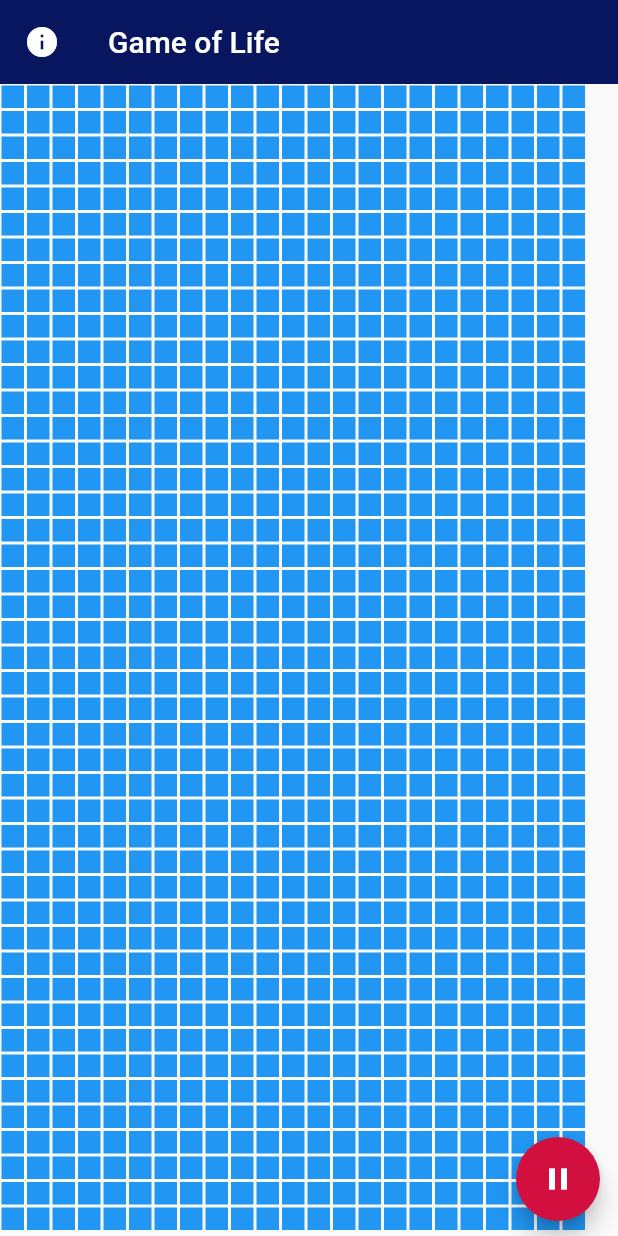
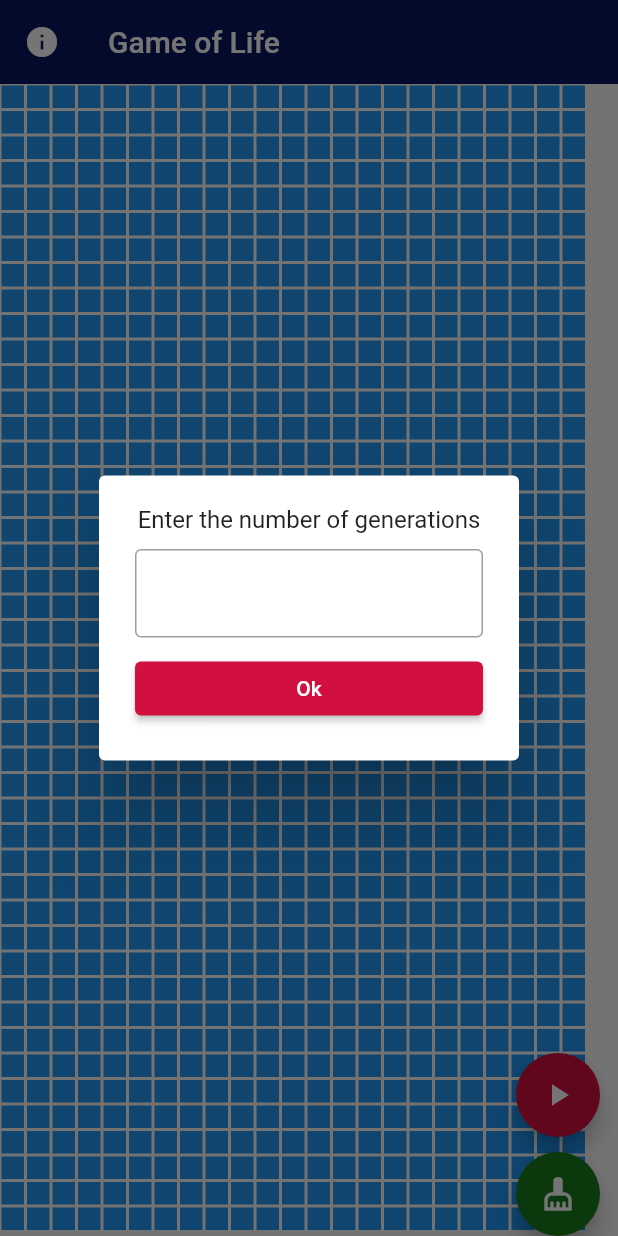
Before and after one commit to ERICKGALVAN/Game-of-life-Flutter, a Flutter app: the screen it shows after launch, after a tap on the "play arrow" icon, on a phone screen of 412 x 824 dp. Run offline on Flutter 3.47's test engine with Material 2 defaults, Android fonts, the phone set to English and light mode, and no system bars.

Commit message:
ask for number of generations

```diff
--- a/lib/home_page.dart
+++ b/lib/home_page.dart
@@ -12,6 +12,7 @@ class HomePage extends StatefulWidget {
 }
 
 class _HomePageState extends State<HomePage> {
+  final _controller = TextEditingController();
   @override
   void initState() {
     for (var i = 0; i < rows; i++) {
@@ -42,6 +43,8 @@ class _HomePageState extends State<HomePage> {
     setState(() {
       _isPlaying = true;
     });
+
+    var count = 0;
     const oneLapse = Duration(milliseconds: 500);
     _timer = Timer.periodic(oneLapse, (timer) {
       statesList = List.generate(
@@ -52,6 +55,7 @@ class _HomePageState extends State<HomePage> {
         ),
       );
 
+      if (count < int.parse(_controller.text)) {
         for (int i = 0; i < rows; i++) {
           for (int j = 0; j < columns; j++) {
             if (i == 0) {
@@ -130,6 +134,16 @@ class _HomePageState extends State<HomePage> {
             }
           }
         }
+        count++;
+      } else {
+        _timer!.cancel();
+        _isPlaying = false;
+        _controller.text = '';
+        setState(() {});
+
+        return;
+      }
+
       for (int i = 0; i < rows; i++) {
         for (int j = 0; j < columns; j++) {
           if (statesList[i][j] < 2 && firstList[i][j] != null) {
@@ -244,7 +258,46 @@ class _HomePageState extends State<HomePage> {
                 _isPlaying = false;
                 setState(() {});
               } else {
+                showDialog(
+                  context: context,
+                  builder: (context) => AlertDialog(
+                    content: Column(
+                      mainAxisSize: MainAxisSize.min,
+                      children: [
+                        const Text('Enter the number of generations'),
+                        const SizedBox(
+                          height: 10,
+                        ),
+                        TextField(
+                          decoration: const InputDecoration(
+                            border: OutlineInputBorder(),
+                          ),
+                          controller: _controller,
+                          keyboardType: TextInputType.number,
+                        ),
+                        const SizedBox(
+                          height: 10,
+                        ),
+                        SizedBox(
+                          width: double.infinity,
+                          child: ElevatedButton(
+                            onPressed: () {
+                              Navigator.pop(context);
                               startGame();
+                            },
+                            style: ElevatedButton.styleFrom(
+                              backgroundColor:
+                                  const Color.fromARGB(255, 210, 16, 64),
+                            ),
+                            child: const Text(
+                              'Ok',
+                            ),
+                          ),
+                        ),
+                      ],
+                    ),
+                  ),
+                );
               }
             },
             child: _isPlaying
```
Lines whose indentation alone changed are shown as unchanged.
